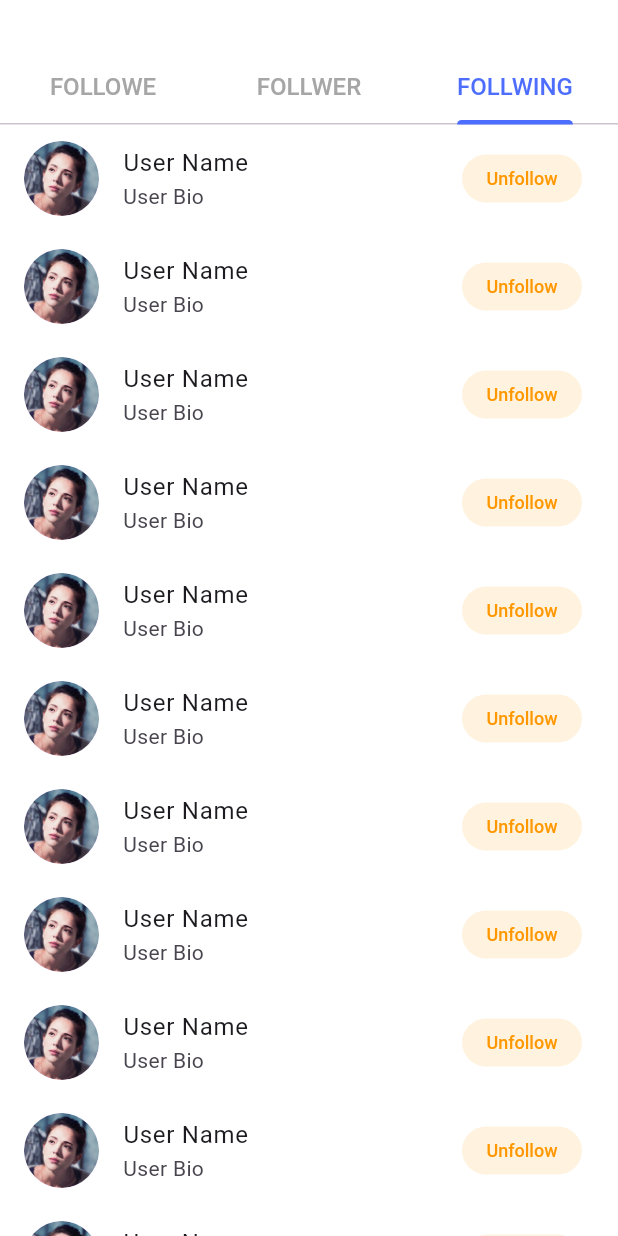
After one commit to davanntet/final_project_news_app, a Flutter app: the FollowPage screen opened directly, tab 3 chosen, after a tap on "Unfollow", on a phone screen of 412 x 824 dp. The commit adds this screen. Run offline on Flutter 3.47's test engine with Material 2 defaults, Android fonts, the phone set to English and light mode, and no system bars; our stand-ins replace cloud_firestore, firebase_auth, firebase_core, firebase_crashlytics, firebase_storage, google_sign_in and 1 more; missing offline and left inert: flutter_facebook_auth; accounts and stored records are empty.

Commit message:
first commit

```diff
--- a/lib/widgets/Auth/CreatePasswordPage.dart
+++ b/lib/widgets/Auth/CreatePasswordPage.dart
@@ -1,6 +1,7 @@
 // ignore: file_names
 
 import 'package:final_project_news_app/components/Form/FormInput.dart';
+import 'package:final_project_news_app/constraint/AppColors.dart';
 import 'package:flutter/material.dart';
 import 'package:provider/provider.dart';
 
@@ -37,7 +38,7 @@ class _CreatePasswordPageState extends State<CreatePasswordPage> {
           onPressed: () {
             Navigator.pop(context);
           },
-          highlightColor: const Color(0xff4D6EFD).withOpacity(0.1),
+          highlightColor: AppColors.blue.withOpacity(0.1),
           icon: const Icon(
             Icons.arrow_back_ios,
             size: 20,
--- a/lib/widgets/Auth/EmailVerifyPage.dart
+++ b/lib/widgets/Auth/EmailVerifyPage.dart
@@ -1,6 +1,7 @@
 // ignore: file_names
 import 'package:final_project_news_app/components/Form/ExpireTime.dart';
 import 'package:final_project_news_app/components/Form/PinInput.dart';
+import 'package:final_project_news_app/constraint/AppColors.dart';
 import 'package:flutter/material.dart';
 
 class EmailVerifyPage extends StatelessWidget {
@@ -14,7 +15,7 @@ class EmailVerifyPage extends StatelessWidget {
           onPressed: () {
             Navigator.pop(context);
           },
-          highlightColor: const Color(0xff4D6EFD).withOpacity(0.1),
+          highlightColor: AppColors.blue.withOpacity(0.1),
           icon: const Icon(
             Icons.arrow_back_ios,
             size: 20,
--- a/lib/widgets/Auth/ForgetPasswordPage.dart
+++ b/lib/widgets/Auth/ForgetPasswordPage.dart
@@ -1,4 +1,5 @@
 import 'package:final_project_news_app/components/Form/FormInput.dart';
+import 'package:final_project_news_app/constraint/AppColors.dart';
 import 'package:flutter/material.dart';
 
 class ForgetPasswordPage extends StatelessWidget {
@@ -12,10 +13,7 @@ class ForgetPasswordPage extends StatelessWidget {
           onPressed: () {
             Navigator.pop(context);
           },
-          // focusColor: const Color(0xff4D6EFD),
-          // splashColor: const Color(0xff4D6EFD),
-          // hoverColor: const Color(0xff4D6EFD),
-          highlightColor: const Color(0xff4D6EFD).withOpacity(0.1),
+          highlightColor: AppColors.blue.withOpacity(0.1),
           icon: const Icon(
             Icons.arrow_back_ios,
             size: 20,
--- a/lib/widgets/Auth/NewPasswordPage.dart
+++ b/lib/widgets/Auth/NewPasswordPage.dart
@@ -1,3 +1,4 @@
+import 'package:final_project_news_app/constraint/AppColors.dart';
 import 'package:flutter/material.dart';
 
 import '../../components/Form/FormInput.dart';
@@ -14,7 +15,7 @@ class NewPasswordPage extends StatelessWidget {
           onPressed: () {
             Navigator.pop(context);
           },
-          highlightColor: const Color(0xff4D6EFD).withOpacity(0.1),
+          highlightColor: AppColors.blue.withOpacity(0.1),
           icon: const Icon(
             Icons.arrow_back_ios,
             size: 20,
--- a/lib/widgets/Auth/SigninPage.dart
+++ b/lib/widgets/Auth/SigninPage.dart
@@ -15,7 +15,7 @@ class SigninPage extends StatelessWidget {
           onPressed: () {
             Navigator.pop(context);
           },
-          highlightColor: const Color(0xff4D6EFD).withOpacity(0.1),
+          highlightColor: AppColors.blue.withOpacity(0.1),
           icon: const Icon(
             Icons.arrow_back_ios,
             size: 20,
--- a/lib/widgets/Auth/SignupPage.dart
+++ b/lib/widgets/Auth/SignupPage.dart
@@ -18,7 +18,7 @@ class SignUP extends StatelessWidget {
           onPressed: () {
             Navigator.pop(context);
           },
-          highlightColor: const Color(0xff4D6EFD).withOpacity(0.1),
+          highlightColor: AppColors.blue.withOpacity(0.1),
           icon: const Icon(
             Icons.arrow_back_ios,
             size: 20,
--- /dev/null
+++ b/lib/widgets/follow/followe.dart
@@ -0,0 +1,30 @@
+import 'package:flutter/material.dart';
+
+class Followe extends StatelessWidget {
+  const Followe({super.key});
+
+  @override
+  Widget build(BuildContext context) {
+    return Scaffold(
+      body: ListView.builder(
+        shrinkWrap: true,
+        itemCount: 20,
+        itemBuilder: (context, index) {
+          return ListTile(
+            leading: const CircleAvatar(
+              radius: 25,
+              backgroundImage: AssetImage('assets/images/profile.png'),
+            ),
+            title: const Text('User Name'),
+            subtitle: const Text('User Bio'),
+            trailing: TextButton(
+              onPressed: () {},
+              child: const Text('Follow'),
+            ),
+          );
+        },
+      ),
+
+    );
+  }
+}
--- /dev/null
+++ b/lib/widgets/follow/following.dart
@@ -0,0 +1,82 @@
+import 'package:flutter/material.dart';
+
+import '../../constraint/AppColors.dart';
+
+class Following extends StatelessWidget {
+  const Following({super.key});
+
+  @override
+  Widget build(BuildContext context) {
+    final wasPushed =
+    ModalRoute.of(context)?.didPush().toString().toLowerCase();
+    final bool can = wasPushed!.contains('complete');
+    if (can) {
+      return Scaffold(
+        body: ListView.builder(
+          shrinkWrap: true,
+          itemCount: 20,
+          itemBuilder: (context, index) {
+            return ListTile(
+              leading: const CircleAvatar(
+                radius: 25,
+                backgroundImage: AssetImage('assets/images/profile.png'),
+              ),
+              title: const Text('User Name'),
+              subtitle: const Text('User Bio'),
+              trailing: TextButton(
+                onPressed: () {},
+                style: TextButton.styleFrom(
+                  foregroundColor: Colors.orange,
+                  backgroundColor: Colors.orange[50],
+                ),
+                child: const Text('Unfollow'),
+              ),
+            );
+          },
+        ),
+      );
+    } else {
+      return Scaffold(
+        appBar: AppBar(
+          elevation: 0,
+          scrolledUnderElevation: 0,
+          backgroundColor: Colors.white,
+          surfaceTintColor: Colors.white,
+          leading: IconButton(
+          onPressed: () {
+            Navigator.pop(context);
+          },
+          highlightColor: AppColors.blue.withOpacity(0.1),
+          icon: const Icon(
+            Icons.arrow_back_ios,
+            size: 20,
+            color: AppColors.black,
+          ),
+        ),
+      ),
+        body: ListView.builder(
+          shrinkWrap: true,
+          itemCount: 20,
+          itemBuilder: (context, index) {
+            return ListTile(
+              leading: const CircleAvatar(
+                radius: 25,
+                backgroundImage: AssetImage('assets/images/profile.png'),
+              ),
+              title: const Text('User Name'),
+              subtitle: const Text('User Bio'),
+              trailing: TextButton(
+                onPressed: () {},
+                style: TextButton.styleFrom(
+                  foregroundColor: Colors.orange,
+                  backgroundColor: Colors.orange[50],
+                ),
+                child: const Text('Unfollow'),
+              ),
+            );
+          },
+        ),
+      );
+    }
+  }
+}
--- /dev/null
+++ b/lib/widgets/follow/followpage.dart
@@ -0,0 +1,51 @@
+import 'package:final_project_news_app/constraint/AppColors.dart';
+import 'package:final_project_news_app/widgets/follow/followe.dart';
+import 'package:final_project_news_app/widgets/follow/follower.dart';
+import 'package:final_project_news_app/widgets/follow/following.dart';
+import 'package:flutter/material.dart';
+
+class FollowPage extends StatelessWidget {
+  const FollowPage({super.key});
+
+  @override
+  Widget build(BuildContext context) {
+    return DefaultTabController(
+      length: 3,
+      child: Scaffold(
+        body: Column(
+        children: [
+          Container(
+            color: AppColors.white,
+            padding: const EdgeInsets.only(top: 35),
+            child:  TabBar(
+              tabs:const [
+                Tab(
+                  text: "FOLLOWE",
+                ),
+                Tab(text: "FOLLWER"),
+                Tab(text: "FOLLWING"),
+              ],
+              labelColor: AppColors.blue,
+              indicatorColor:AppColors.blue,
+              unselectedLabelColor: AppColors.greyscale,
+              labelStyle:Theme.of(context).textTheme.displayMedium,
+
+            ),
+          ),
+          const Flexible(
+            child: TabBarView(
+
+              children: [
+                Followe(),
+                Follower(),
+                Following()
+              ],
+            ),
+          ),
+
+        ],
+      ),
+      )
+    );
+  }
+}
--- a/lib/widgets/home/CommentHomePage.dart
+++ b/lib/widgets/home/CommentHomePage.dart
@@ -283,7 +283,7 @@ class _CommentHomePageState extends State<CommentHomePage> {
             child: Row(
               mainAxisAlignment: MainAxisAlignment.spaceBetween,
               children: [
-                Container(
+                SizedBox(
                   width: MediaQuery.of(context).size.width - 100,
                   child: TextField(
                     controller: _commentController,
```
Also changed, not shown: lib/components/profile/setting.dart (added, +114 -0 lines), lib/models/virtualdata/data_setting.dart (added, +36 -0 lines), lib/routes/Routers.dart (+11 -2 lines), lib/widgets/App/IndexApp.dart (+13 -4 lines), lib/widgets/follow/follower.dart (added, +80 -0 lines), lib/widgets/profile/ProfilePage.dart (+23 -41 lines), lib/widgets/search/SearchMethod.dart (added, +58 -0 lines), lib/widgets/search/SearchPage.dart (+26 -47 lines), 1 other file.
